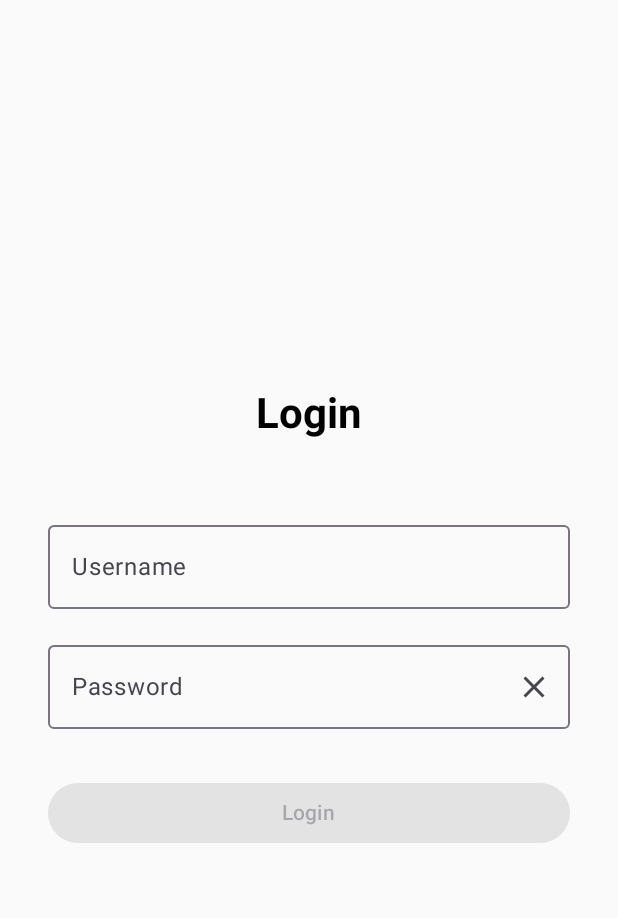
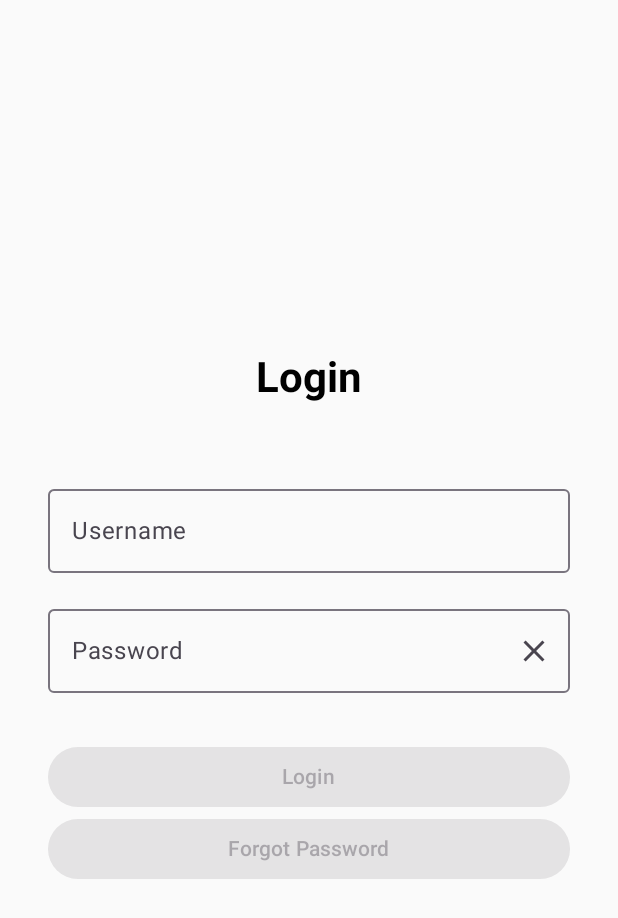
Before and after one commit to DavidMerchan93/LeagueMobileChallenge, an Android app built with Jetpack Compose: the screen it shows after launch (MainActivity), on a phone screen of 412 x 824 dp. Shown: the top 918 px of the screen. Run offline under Robolectric (Android 15) with nearby library versions, the phone set to English and light mode, and no system bars; our stand-ins replace Dagger/Hilt's generated code; libraries missing offline, so code that uses them is left out: com.google.crypto.tink, com.jakewharton.retrofit2; 2 statements that could not run were skipped.

Commit message:
feat: added forgot password button

```diff
--- a/presentation/src/main/java/com/davidmerchan/presentation/feature/login/LoginScreen.kt
+++ b/presentation/src/main/java/com/davidmerchan/presentation/feature/login/LoginScreen.kt
@@ -1,5 +1,6 @@
 package com.davidmerchan.presentation.feature.login
 
+import android.util.Log
 import androidx.compose.foundation.layout.Arrangement
 import androidx.compose.foundation.layout.Column
 import androidx.compose.foundation.layout.Spacer
@@ -140,11 +141,20 @@ fun LoginContent(
         ) {
             Text(stringResource(R.string.login_title_button))
         }
+        Button(
+            onClick = { Log.e("LoginScreen", "Forgot password") },
+            modifier = Modifier.fillMaxWidth(),
+            enabled = username.isNotBlank() && password.isNotBlank(),
+        ) {
+            Text(stringResource(R.string.forgot_password_title_button))
+        }
     }
 }
 
 @Preview(showBackground = true)
 @Composable
 fun LoginScreenPreview() {
-    LoginScreen()
+    MaterialTheme {
+        LoginScreen()
+    }
 }
--- a/presentation/src/main/res/values/strings.xml
+++ b/presentation/src/main/res/values/strings.xml
@@ -10,6 +10,7 @@
     <string name="login_username_label">Username</string>
     <string name="login_password_label">Password</string>
     <string name="login_title_button">Login</string>
+    <string name="forgot_password_title_button">Forgot Password</string>
 
     <!-- Home -->
     <string name="home_title">Home</string>
```
